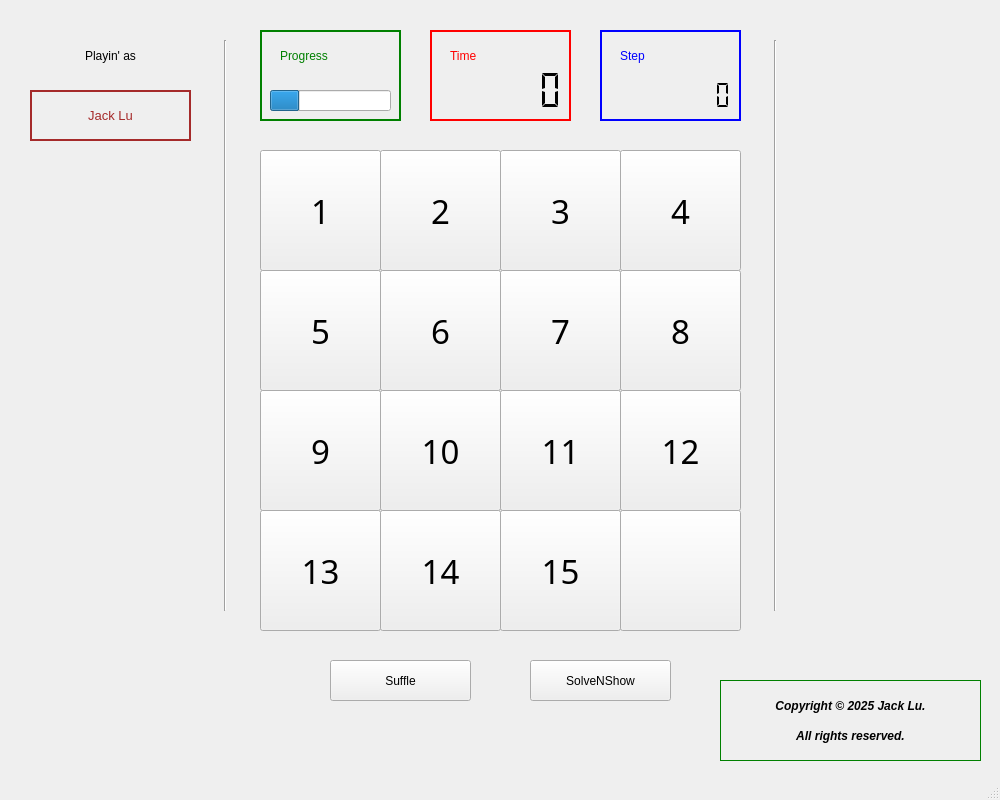
This is fifpuzzle.ui in Jack200512/puzzle_qt as Qt 5 draws it before an edit. The edited form follows.
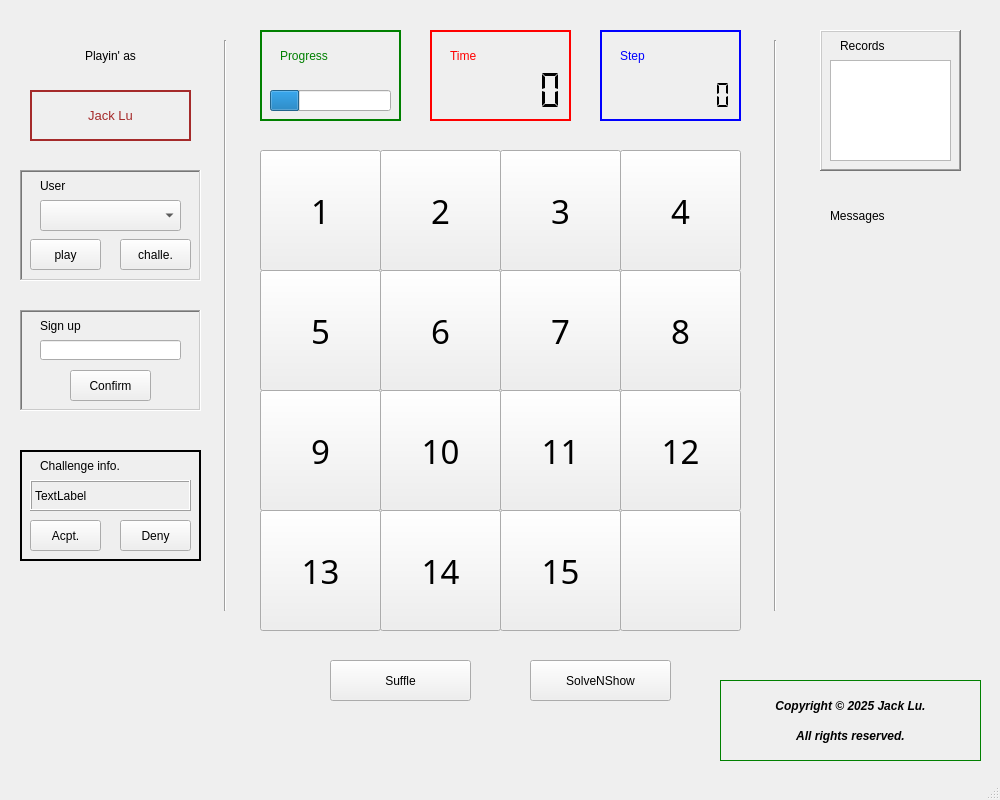
This is the edited form.

What changed in the file:
```diff
--- a/fifpuzzle.ui
+++ b/fifpuzzle.ui
@@ -745,6 +745,269 @@
      <enum>QFrame::Plain</enum>
     </property>
    </widget>
+   <widget class="QComboBox" name="comboBox">
+    <property name="geometry">
+     <rect>
+      <x>40</x>
+      <y>200</y>
+      <width>141</width>
+      <height>31</height>
+     </rect>
+    </property>
+   </widget>
+   <widget class="QPushButton" name="pushButton">
+    <property name="geometry">
+     <rect>
+      <x>30</x>
+      <y>239</y>
+      <width>71</width>
+      <height>31</height>
+     </rect>
+    </property>
+    <property name="text">
+     <string>play</string>
+    </property>
+   </widget>
+   <widget class="QPushButton" name="pushButton_2">
+    <property name="geometry">
+     <rect>
+      <x>120</x>
+      <y>239</y>
+      <width>71</width>
+      <height>31</height>
+     </rect>
+    </property>
+    <property name="text">
+     <string>challe.</string>
+    </property>
+   </widget>
+   <widget class="QFrame" name="frame_6">
+    <property name="geometry">
+     <rect>
+      <x>20</x>
+      <y>170</y>
+      <width>181</width>
+      <height>111</height>
+     </rect>
+    </property>
+    <property name="frameShape">
+     <enum>QFrame::WinPanel</enum>
+    </property>
+    <property name="frameShadow">
+     <enum>QFrame::Sunken</enum>
+    </property>
+    <property name="lineWidth">
+     <number>3</number>
+    </property>
+    <widget class="QLabel" name="label_9">
+     <property name="geometry">
+      <rect>
+       <x>20</x>
+       <y>0</y>
+       <width>41</width>
+       <height>31</height>
+      </rect>
+     </property>
+     <property name="text">
+      <string>User</string>
+     </property>
+     <property name="alignment">
+      <set>Qt::AlignLeading|Qt::AlignLeft|Qt::AlignVCenter</set>
+     </property>
+    </widget>
+   </widget>
+   <widget class="QFrame" name="frame_7">
+    <property name="geometry">
+     <rect>
+      <x>820</x>
+      <y>30</y>
+      <width>141</width>
+      <height>141</height>
+     </rect>
+    </property>
+    <property name="frameShape">
+     <enum>QFrame::WinPanel</enum>
+    </property>
+    <property name="frameShadow">
+     <enum>QFrame::Raised</enum>
+    </property>
+    <property name="lineWidth">
+     <number>3</number>
+    </property>
+    <zorder>label_10</zorder>
+   </widget>
+   <widget class="QLabel" name="label_10">
+    <property name="geometry">
+     <rect>
+      <x>840</x>
+      <y>30</y>
+      <width>121</width>
+      <height>31</height>
+     </rect>
+    </property>
+    <property name="text">
+     <string>Records</string>
+    </property>
+   </widget>
+   <widget class="QTextBrowser" name="textBrowser">
+    <property name="geometry">
+     <rect>
+      <x>830</x>
+      <y>60</y>
+      <width>121</width>
+      <height>101</height>
+     </rect>
+    </property>
+   </widget>
+   <widget class="QLabel" name="label_11">
+    <property name="geometry">
+     <rect>
+      <x>40</x>
+      <y>310</y>
+      <width>111</width>
+      <height>31</height>
+     </rect>
+    </property>
+    <property name="text">
+     <string>Sign up</string>
+    </property>
+   </widget>
+   <widget class="QLineEdit" name="lineEdit">
+    <property name="geometry">
+     <rect>
+      <x>40</x>
+      <y>340</y>
+      <width>141</width>
+      <height>20</height>
+     </rect>
+    </property>
+   </widget>
+   <widget class="QPushButton" name="pushButton_3">
+    <property name="geometry">
+     <rect>
+      <x>70</x>
+      <y>370</y>
+      <width>81</width>
+      <height>31</height>
+     </rect>
+    </property>
+    <property name="text">
+     <string>Confirm</string>
+    </property>
+   </widget>
+   <widget class="QFrame" name="frame_8">
+    <property name="geometry">
+     <rect>
+      <x>20</x>
+      <y>310</y>
+      <width>181</width>
+      <height>101</height>
+     </rect>
+    </property>
+    <property name="frameShape">
+     <enum>QFrame::WinPanel</enum>
+    </property>
+    <property name="frameShadow">
+     <enum>QFrame::Sunken</enum>
+    </property>
+    <property name="lineWidth">
+     <number>3</number>
+    </property>
+   </widget>
+   <widget class="QLabel" name="label_12">
+    <property name="geometry">
+     <rect>
+      <x>830</x>
+      <y>200</y>
+      <width>131</width>
+      <height>31</height>
+     </rect>
+    </property>
+    <property name="text">
+     <string>Messages </string>
+    </property>
+   </widget>
+   <widget class="QLabel" name="label_13">
+    <property name="geometry">
+     <rect>
+      <x>40</x>
+      <y>450</y>
+      <width>141</width>
+      <height>31</height>
+     </rect>
+    </property>
+    <property name="text">
+     <string>Challenge info.</string>
+    </property>
+   </widget>
+   <widget class="QLabel" name="label_14">
+    <property name="geometry">
+     <rect>
+      <x>30</x>
+      <y>480</y>
+      <width>161</width>
+      <height>31</height>
+     </rect>
+    </property>
+    <property name="frameShape">
+     <enum>QFrame::Box</enum>
+    </property>
+    <property name="frameShadow">
+     <enum>QFrame::Raised</enum>
+    </property>
+    <property name="text">
+     <string>TextLabel</string>
+    </property>
+   </widget>
+   <widget class="QFrame" name="frame_9">
+    <property name="geometry">
+     <rect>
+      <x>20</x>
+      <y>450</y>
+      <width>181</width>
+      <height>111</height>
+     </rect>
+    </property>
+    <property name="frameShape">
+     <enum>QFrame::Panel</enum>
+    </property>
+    <property name="frameShadow">
+     <enum>QFrame::Plain</enum>
+    </property>
+    <property name="lineWidth">
+     <number>2</number>
+    </property>
+    <widget class="QPushButton" name="pushButton_4">
+     <property name="geometry">
+      <rect>
+       <x>10</x>
+       <y>70</y>
+       <width>71</width>
+       <height>31</height>
+      </rect>
+     </property>
+     <property name="text">
+      <string>Acpt.</string>
+     </property>
+    </widget>
+    <widget class="QPushButton" name="pushButton_5">
+     <property name="geometry">
+      <rect>
+       <x>100</x>
+       <y>70</y>
+       <width>71</width>
+       <height>31</height>
+      </rect>
+     </property>
+     <property name="text">
+      <string>Deny</string>
+     </property>
+    </widget>
+    <zorder>label_13</zorder>
+    <zorder>line</zorder>
+    <zorder>pushButton_4</zorder>
+    <zorder>pushButton_5</zorder>
+   </widget>
   </widget>
   <widget class="QMenuBar" name="menuBar">
    <property name="geometry">
```
Left out of the diff: 2 changed lines with no effect on the pictures.
